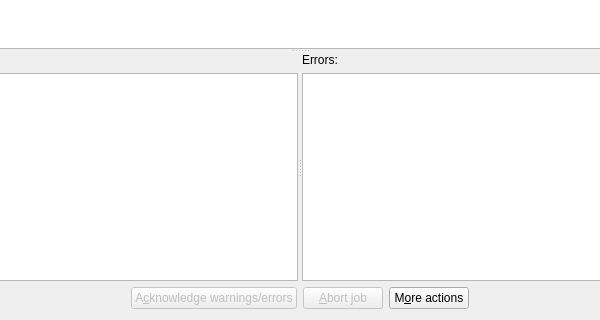
First picture: the form in src/mkvtoolnix-gui/forms/watch_jobs/tab.ui, repository jpsdr/MKVToolnix-Windows-7, before the edit; both pictures show x 150 to 750 and y 273 to 593 of the 900 by 593 pixel window.
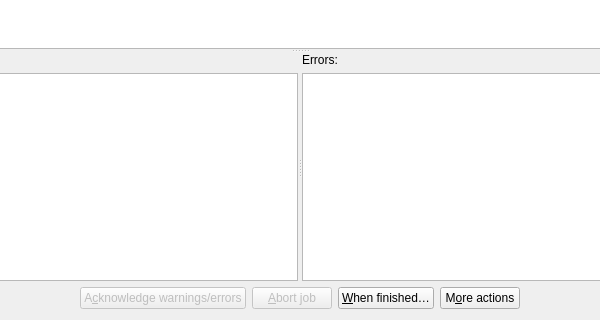
Second picture: the form after the edit. Custom widgets are drawn as their Qt base class.

Patch:
```diff
--- a/src/mkvtoolnix-gui/forms/watch_jobs/tab.ui
+++ b/src/mkvtoolnix-gui/forms/watch_jobs/tab.ui
@@ -261,6 +261,13 @@
        </property>
       </widget>
      </item>
+     <item>
+      <widget class="QPushButton" name="whenFinishedButton">
+       <property name="text">
+        <string>&amp;When finished…</string>
+       </property>
+      </widget>
+     </item>
      <item>
       <widget class="QPushButton" name="moreActionsButton">
        <property name="text">
```
Left out of the diff: 7 changed lines with no effect on the pictures.
